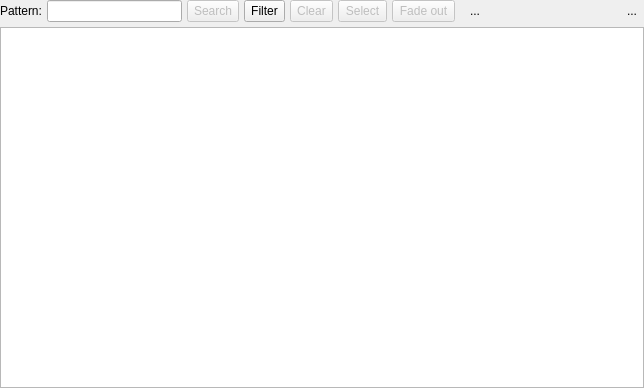
Old version of the form libs/libgui/ui/widgets/objectsearchwidget.ui in the repository maniac787/pgmodeler.
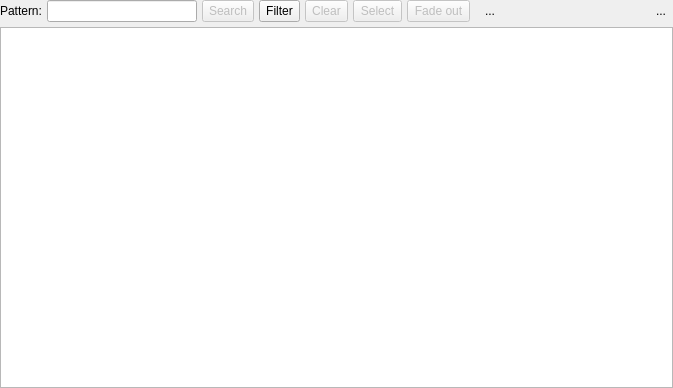
New version of the form. Icons and pictures are not drawn.

Patch:
```diff
--- a/libs/libgui/ui/widgets/objectsearchwidget.ui
+++ b/libs/libgui/ui/widgets/objectsearchwidget.ui
@@ -6,7 +6,7 @@
    <rect>
     <x>0</x>
     <y>0</y>
-    <width>644</width>
+    <width>673</width>
     <height>388</height>
    </rect>
   </property>
```
Left out of the diff: 29 changed lines with no effect on the pictures.
